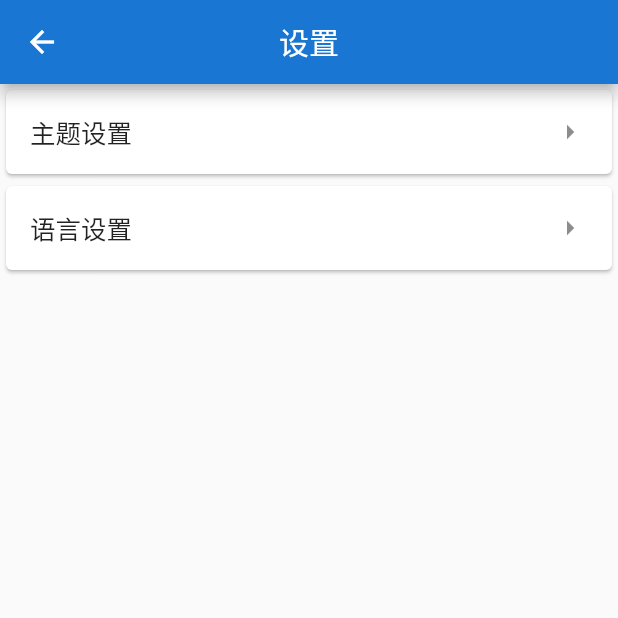
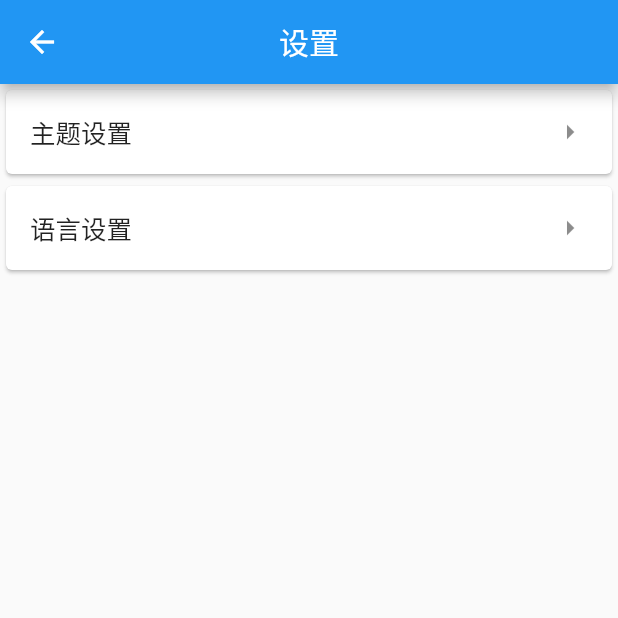
Before and after one commit to Yimi81/Flutter-ThemeAndLang, a Flutter app: the screen it shows after launch, after a tap on "点击前往设置", on a phone screen of 412 x 824 dp, the top half of it. Run offline on Flutter 3.47's test engine with Material 2 defaults, Android fonts, the phone set to English and light mode, and no system bars; our stand-ins replace dio, shared_preferences; network calls fail.

Commit message:
third commit

```diff
--- a/lib/intl/localizations.dart
+++ b/lib/intl/localizations.dart
@@ -1,7 +1,7 @@
 /*
  * @Author: your name
  * @Date: 2020-08-18 10:25:27
- * @LastEditTime: 2020-08-19 11:24:04
+ * @LastEditTime: 2020-08-19 17:09:50
  * @LastEditors: Please set LastEditors
  * @Description: In User Settings Edit
  * @FilePath: \theme_intl\lib\intl\localizations.dart
@@ -19,13 +19,25 @@ class DemoLocalizations {
       'task title': 'Yshow',
       'set title': 'Setting',
       'theme set': 'Theme Settings',
-      'language set':'Language Settings'
+      'language set':'Language Settings',
+      'content':'Click go to Settings'
     },
     'zh': {
       'task title': '易米八一',
       'set title': '设置',
       'theme set': '主题设置',
-      'language set':'语言设置'
+      'language set':'语言设置',
+
+      'content':'点击前往设置'
+    }
+  };
+
+  static Map<String, Map<String, List>> _localizedValues2 = {
+    'en': {
+      'tabs':["set","hot","sport","network"]
+    },
+    'zh':{
+      'tabs':["设置","热门","体育","网络"]
     }
   };
 
@@ -45,6 +57,15 @@ class DemoLocalizations {
     return _localizedValues[locale.languageCode]['language set'];
   }
 
+  get tabsSet{
+    return _localizedValues2[locale.languageCode]['tabs'];
+  }
+
+  get contentSet{
+    return _localizedValues[locale.languageCode]['content'];
+  }
+
+
     static DemoLocalizations of(BuildContext context) {
     return Localizations.of<DemoLocalizations>(context, DemoLocalizations);
   }
--- a/lib/main.dart
+++ b/lib/main.dart
@@ -1,7 +1,7 @@
 /*
  * @Author: your name
  * @Date: 2020-07-29 15:10:48
- * @LastEditTime: 2020-08-18 17:06:25
+ * @LastEditTime: 2020-08-19 13:22:15
  * @LastEditors: Please set LastEditors
  * @Description: In User Settings Edit
  * @FilePath: \flutter-Study\demo06\lib\main.dart
@@ -21,11 +21,11 @@ import 'intl/delegate.dart';
 import 'intl/localizations.dart';
 import 'provider/currentLocale.dart';
 void main() {
-  //2、创建顶层共享数据
+  //2、注册顶层共享数据
   return runApp(
     MultiProvider(
       providers: [
-        ChangeNotifierProvider(create: (context)=>ThemeModel()),
+        ChangeNotifierProvider(create: (context)=>ThemeModel()),//此是主题状态注册
         ChangeNotifierProvider(create: (context)=>CurrentLocale())
       ],
       child: MyApp(),
@@ -37,9 +37,9 @@ void main() {
 class MyApp extends StatelessWidget {
   @override
   Widget build(BuildContext context) {
-    //3、状态组件绑定,将主题状态与组件绑定
-        return Consumer2<ThemeModel,CurrentLocale>(
-          builder: (context,themeModel,currentLocale,child)
+    //3、状态组件绑定,将语言状态与组件绑定
+        return Consumer<CurrentLocale>(   //语言设置1：语言状态获取方式，暂时只看CurrentLocale
+          builder: (context,currentLocale,child)
           {
             return MaterialApp(
                localizationsDelegates: [
@@ -48,18 +48,18 @@ class MyApp extends StatelessWidget {
                 GlobalWidgetsLocalizations.delegate,
                 DemoLocalizationsDelegate.delegate
               ],
-              locale: currentLocale.value,
+              locale: currentLocale.value,//语言设置2
                supportedLocales: [
                    const Locale('zh', 'CN'), // 中文简体
                    const Locale('en', 'US'), // 美国英语
                 //其它Locales
               ],
-              theme: AppTheme.getThemeData(themeModel.value),
+
               onGenerateTitle: (context){
                 return DemoLocalizations.of(context).taskTitle;
               },
-              initialRoute: welcomeRoute,
-              routes: routes
+              initialRoute: welcomeRoute,//欢迎页
+              routes: routes   //注册路由
             );
           },
         );
--- a/lib/pages/home.dart
+++ b/lib/pages/home.dart
@@ -1,7 +1,7 @@
 /*
  * @Author: your name
  * @Date: 2020-08-17 16:06:03
- * @LastEditTime: 2020-08-18 14:18:31
+ * @LastEditTime: 2020-08-19 17:11:56
  * @LastEditors: Please set LastEditors
  * @Description: In User Settings Edit
  * @FilePath: \theme_intl\lib\pages\home.dart
@@ -20,7 +20,7 @@ class Home extends StatefulWidget {
 class _HomeState extends State<Home>  with SingleTickerProviderStateMixin{
 
   TabController _tabController;
-  List tabs = ["设置","热门","体育","网络"];
+  List tabs =["设置","热门","体育","网络"];
 
   @override
   void initState()
@@ -30,6 +30,7 @@ class _HomeState extends State<Home>  with SingleTickerProviderStateMixin{
   }
   @override
   Widget build(BuildContext context) {
+     tabs =  DemoLocalizations.of(context).tabsSet;
      return Scaffold(
       //AppBar相关属性
       appBar: AppBar(
@@ -42,7 +43,7 @@ class _HomeState extends State<Home>  with SingleTickerProviderStateMixin{
           ],
           bottom: TabBar(
               controller: _tabController,
-              tabs:tabs.map((e) => Tab(text: e,)).toList()
+              tabs:tabs.map((e) => Tab(text: e)).toList()
           ),
       ),
       //Scaffold常用属性
@@ -76,7 +77,7 @@ class _HomeState extends State<Home>  with SingleTickerProviderStateMixin{
         children:[
               Center(
               child: GestureDetector(
-                child: Text("点击前往设置",textScaleFactor: 2),
+                child: Text(DemoLocalizations.of(context).contentSet,textScaleFactor: 2),
                 onTap: ()
                 {
                   Navigator.of(context).pushNamed('/set');
--- a/lib/pages/set.dart
+++ b/lib/pages/set.dart
@@ -147,7 +147,7 @@ class _SetState extends State<Set> {
                     if (i != null) {
                       if(i==1)
                       {
-                               Provider.of<CurrentLocale>(context,listen: false).setLocale(const Locale('zh',"CH"));
+                               Provider.of<CurrentLocale>(context,listen: false).setLocale(const Locale('zh',"CH"));//更改语言
                       }
                       else
                       {
```
